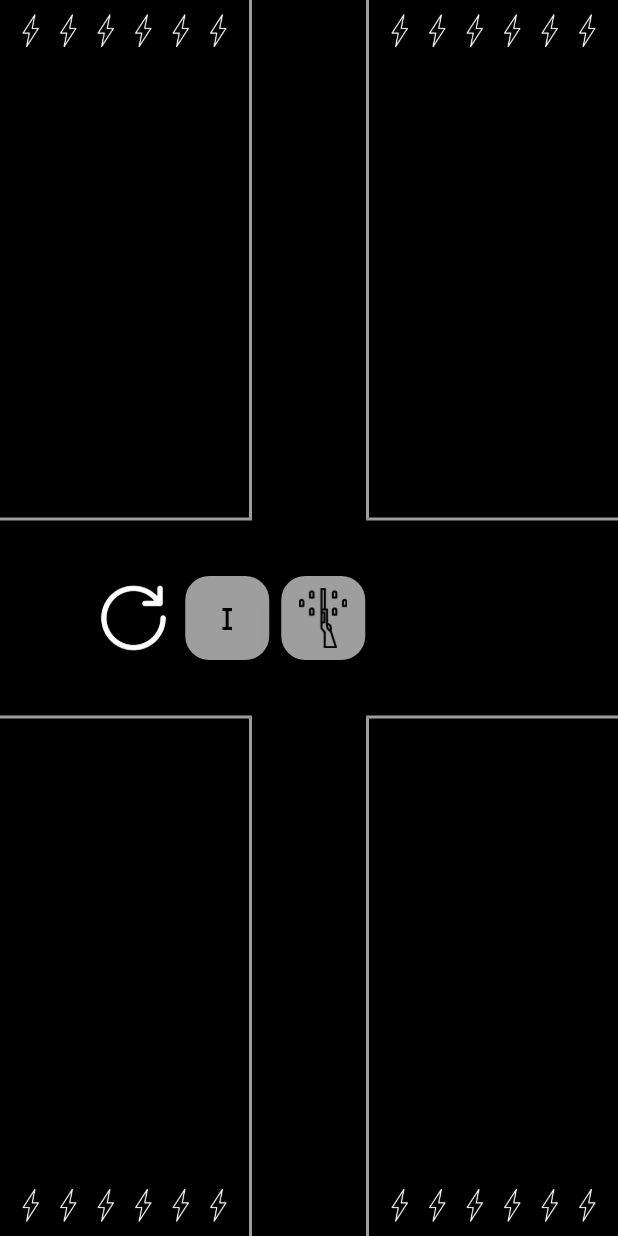
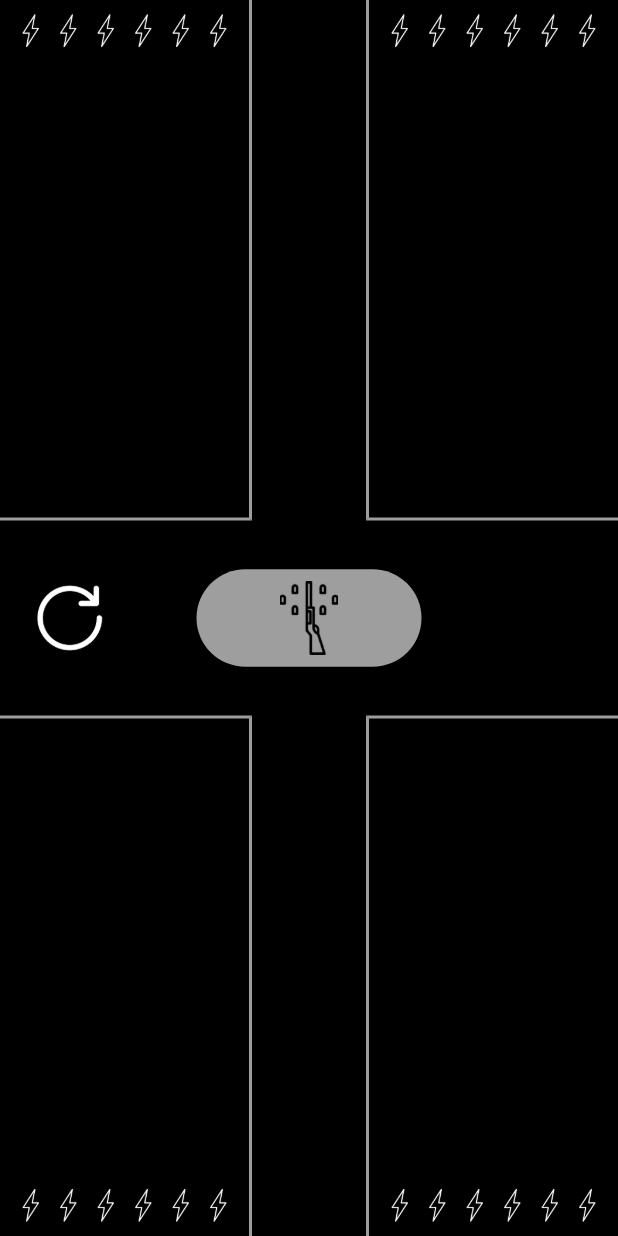
Before and after one commit to Luca-Foglieni/BuckshotShellExtractor, a Flutter app: the ItemsTable screen opened directly, on a phone screen of 412 x 824 dp. Run offline on Flutter 3.47's test engine with Material 3 defaults, Android fonts, the phone set to English and light mode, and no system bars; our stand-ins replace auto_size_text.

Commit message:
completed dealerless mode

```diff
--- a/lib/main.dart
+++ b/lib/main.dart
@@ -963,6 +963,9 @@ class _ItemsTableState extends State<ItemsTable> {
 
   static const Color statusHandcuffs = Color.fromRGBO(3, 168, 244, 0.4);
 
+  // snackbar text
+  String shellSnackBarText = '';
+
   //number of different items
   int distinctItems = 10;
 
@@ -1048,7 +1051,11 @@ class _ItemsTableState extends State<ItemsTable> {
           tooltip: 'BEER\n\nRACKS THE SHOTGUN. EJECTS CURRENT SHELL.',
           onPressed:
               () => setState(() {
-                if (adrenalineHandler(pItems, index, pCharges)) {}
+                if (adrenalineHandler(pItems, index, pCharges)) {
+                  shellSnackBarText = 'EJECTED';
+                  showCurrentShellSnackBar();
+                  context.read<ShellOrderState>()._eject();
+                }
               }),
 
           icon: Image.asset('assets/images/items/beer.png', height: imageHeight, width: imageWidth),
@@ -1132,11 +1139,19 @@ class _ItemsTableState extends State<ItemsTable> {
 
                   ScaffoldMessenger.of(context).showSnackBar(
                     SnackBar(
+                      backgroundColor: Color.fromRGBO(10, 10, 10, 1),
                       content: SizedBox(
                         height: MediaQuery.of(context).size.height,
-                        child: Padding(
-                          padding: const EdgeInsets.fromLTRB(0, 70, 0, 70),
-                          child: Row(mainAxisAlignment: MainAxisAlignment.center, children: burnerPhoneItemsScreen()),
+                        child: Column(
+                          mainAxisAlignment: MainAxisAlignment.center,
+                          children: [
+                            AutoSizeText(
+                              'THE VOICE TELLS YOU',
+                              style: TextStyle(fontSize: 3000, color: Colors.white),
+                              maxLines: 1,
+                            ),
+                            Row(mainAxisAlignment: MainAxisAlignment.center, children: burnerPhoneItemsScreen()),
+                          ],
                         ),
                       ),
                     ),
@@ -1215,7 +1230,10 @@ class _ItemsTableState extends State<ItemsTable> {
           tooltip: 'MAGNIFYING GLASS\n\nCHECK THE CURRENT ROUND IN THE CHAMBER.',
           onPressed:
               () => setState(() {
-                if (adrenalineHandler(pItems, index, pCharges)) {}
+                if (adrenalineHandler(pItems, index, pCharges)) {
+                  shellSnackBarText = 'NEXT SHELL';
+                  showCurrentShellSnackBar();
+                }
               }),
 
           icon: Image.asset('assets/images/items/magnifyingGlass.png', height: imageHeight, width: imageWidth),
@@ -1459,7 +1477,7 @@ class _ItemsTableState extends State<ItemsTable> {
   List<Widget> burnerPhoneItemsScreen() {
     if (context.read<ShellOrderState>()._burnedShell != -1) {
       return [
-        Text((context.read<ShellOrderState>()._burnedShell + 1).toString(), style: TextStyle(fontSize: 90)),
+        AutoSizeText((context.read<ShellOrderState>()._burnedShell + 1).toString(), style: TextStyle(fontSize: 90)),
         SizedBox(width: 20),
         Expanded(
           child: Image.asset(
@@ -1483,10 +1501,10 @@ class _ItemsTableState extends State<ItemsTable> {
     }
   }
 
-  FloatingActionButton switchReloadAndEject() {
+  ElevatedButton switchReloadAndEject() {
     if (context.read<ShellOrderState>()._shellSequence.isEmpty) {
-      return FloatingActionButton(
-        heroTag: 'roloadButton',
+      return ElevatedButton(
+        // heroTag: 'roloadButton',
         onPressed: () {
           setState(() {
             context.read<ShellOrderState>()._reload();
@@ -1494,6 +1512,7 @@ class _ItemsTableState extends State<ItemsTable> {
 
             ScaffoldMessenger.of(context).showSnackBar(
               SnackBar(
+                backgroundColor: Color.fromRGBO(10, 10, 10, 1),
                 content: SizedBox(
                   height: MediaQuery.of(context).size.height,
                   child: Padding(
@@ -1512,27 +1531,56 @@ class _ItemsTableState extends State<ItemsTable> {
             );
           });
         },
-        backgroundColor: Colors.grey,
+        style: ElevatedButton.styleFrom(backgroundColor: Colors.grey),
         child: Padding(
           padding: const EdgeInsets.all(8.0),
           child: Image.asset('assets/images/shellExtraction/reload.png'),
         ),
       );
     } else {
-      return FloatingActionButton(
-        heroTag: 'ejectButton',
+      return ElevatedButton(
+        // heroTag: 'ejectButton',
         onPressed: () {
           setState(() {
+            shellSnackBarText = 'SHOT';
+            showCurrentShellSnackBar();
             context.read<ShellOrderState>()._eject();
           });
         },
-        backgroundColor: Colors.grey,
+
+        style: ElevatedButton.styleFrom(backgroundColor: Colors.grey),
         child: Padding(
           padding: const EdgeInsets.all(8.0),
           child: Image.asset('assets/images/shellExtraction/eject.png'),
         ),
       );
     }
+  }
+
+  void showCurrentShellSnackBar() {
+    ScaffoldMessenger.of(context).showSnackBar(
+      SnackBar(
+        backgroundColor: Color.fromRGBO(10, 10, 10, 1),
+        content: SizedBox(
+          height: MediaQuery.of(context).size.height,
+          child: Padding(
+            padding: const EdgeInsets.all(20.0),
+            child: Column(
+              mainAxisAlignment: MainAxisAlignment.center,
+              children: [
+                AutoSizeText(shellSnackBarText, style: TextStyle(fontSize: 3000), maxLines: 1),
+                Image.asset(
+                  context.read<ShellOrderState>()._shellSequence.elementAt(0)
+                      ? 'assets/images/shellExtraction/live.png'
+                      : 'assets/images/shellExtraction/blank.png',
+                  fit: BoxFit.fitWidth,
+                ),
+              ],
+            ),
+          ),
+        ),
+      ),
+    );
   }
 
   @override
@@ -1648,34 +1696,19 @@ class _ItemsTableState extends State<ItemsTable> {
               ),
               // items buttons
               Align(
+                alignment: Alignment.centerLeft,
+                child: Padding(padding: const EdgeInsets.all(24.0), child: turnDirectionRenderer()),
+              ),
+              Align(
                 alignment: Alignment.center,
-                child: Row(
-                  mainAxisAlignment: MainAxisAlignment.center,
-                  children: [
-                    Padding(padding: const EdgeInsets.all(8.0), child: turnDirectionRenderer()),
-                    Wrap(
-                      children: [
-                        Padding(
-                          padding: const EdgeInsets.all(4.0),
-                          child: FloatingActionButton(
-                            heroTag: '1Items',
-                            backgroundColor: Colors.grey,
-                            onPressed:
-                                () => setState(() {
-                                  itemsGenerator(1);
-                                }),
-                            child: Text('I', style: TextStyle(fontSize: 22, color: Colors.black)),
-                          ),
-                        ),
-                      ],
-                    ),
-                    Wrap(
-                      alignment: WrapAlignment.center,
-                      children: [Padding(padding: const EdgeInsets.all(4.0), child: switchReloadAndEject())],
-                    ),
-                    Padding(padding: const EdgeInsets.all(8.0), child: renderLastShell()),
-                  ],
+                child: Padding(
+                  padding: const EdgeInsets.all(16.0),
+                  child: SizedBox(width: 150, height: 65, child: switchReloadAndEject()),
                 ),
+              ),
+              Align(
+                alignment: Alignment.centerRight,
+                child: Padding(padding: const EdgeInsets.all(4.0), child: renderLastShell()),
               ),
 
               //Player 3
```
Also changed, not shown: 1 other file.
